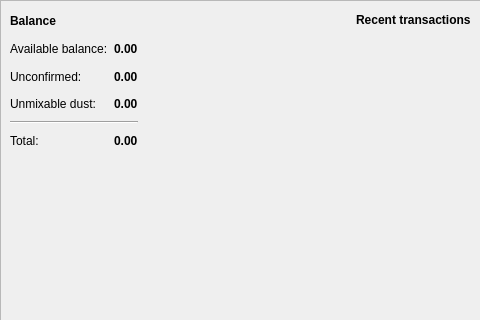
Above: src/gui/ui/overviewframe.ui from cryptonotefoundation/cryptonotewallet before the change; both pictures show x 0 to 480 and y 0 to 320 of the 980 by 590 pixel window. Below: the same form after it.
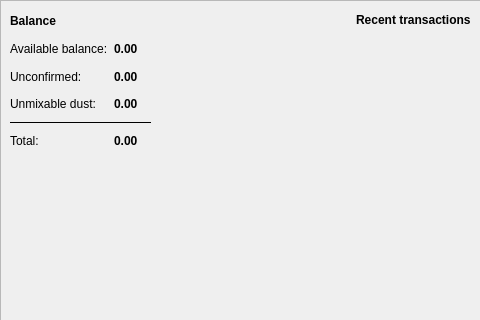
That is the form after the change.

```diff
--- a/src/gui/ui/overviewframe.ui
+++ b/src/gui/ui/overviewframe.ui
@@ -89,13 +89,6 @@
         </property>
        </widget>
       </item>
-      <item row="5" column="0" colspan="2">
-       <widget class="Line" name="line">
-        <property name="orientation">
-         <enum>Qt::Horizontal</enum>
-        </property>
-       </widget>
-      </item>
       <item row="0" column="0">
        <widget class="QLabel" name="label">
         <property name="font">
@@ -203,6 +196,16 @@
         </property>
        </widget>
       </item>
+      <item row="5" column="0" colspan="3">
+       <widget class="Line" name="line">
+        <property name="frameShadow">
+         <enum>QFrame::Plain</enum>
+        </property>
+        <property name="orientation">
+         <enum>Qt::Horizontal</enum>
+        </property>
+       </widget>
+      </item>
      </layout>
     </widget>
    </item>
```
